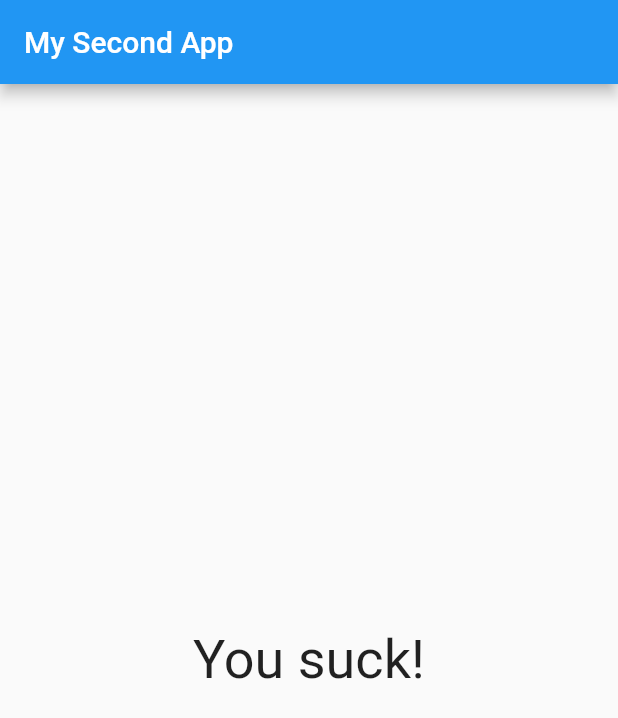
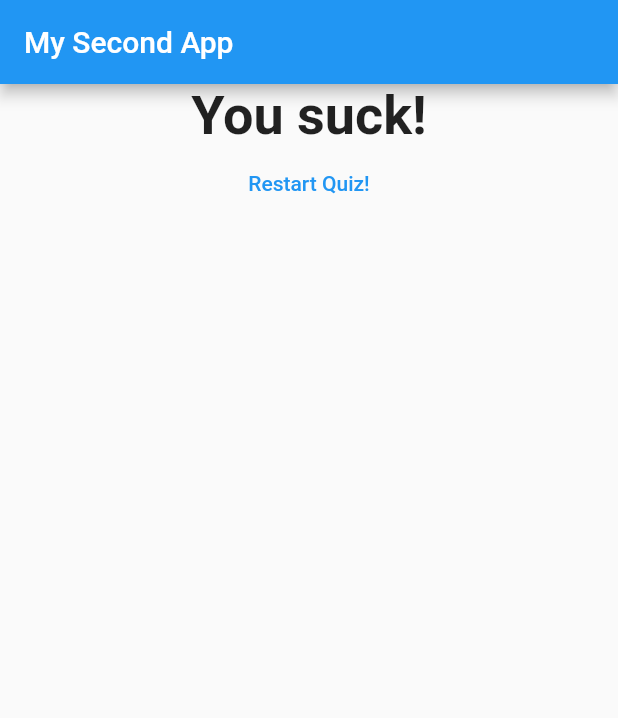
Before and after one commit to sat2493/FlutterApp, a Flutter app: the screen it shows after launch, after a tap on "Black", after a tap on "Giraffe", after a tap on "D Savage", on a phone screen of 412 x 824 dp. Shown: the top 718 px of the screen. Run offline on Flutter 3.47's test engine with Material 2 defaults, Android fonts, the phone set to English and light mode, and no system bars.

Commit message:
Add restart option

```diff
--- a/developments/second_app/lib/main.dart
+++ b/developments/second_app/lib/main.dart
@@ -48,6 +48,13 @@ class _MyAppState extends State<MyApp> {
   var _questionIndex = 0;
   var _totalScore = 0;
 
+  void _resetQuiz() {
+    setState(() {
+      _questionIndex = 0;
+      _totalScore = 0;
+    });
+  }
+
   void _answerQuestion(int score) {
     _totalScore += score;
 
@@ -74,7 +81,7 @@ class _MyAppState extends State<MyApp> {
               questionIndex: _questionIndex,
               questions: _questions
             )
-            : Result(_totalScore),
+            : Result(_totalScore, _resetQuiz),
             ),
       ),
     );
--- a/developments/second_app/lib/result.dart
+++ b/developments/second_app/lib/result.dart
@@ -2,8 +2,9 @@ import 'package:flutter/material.dart';
 
 class Result extends StatelessWidget {
   final int resultScore;
+  final Function resetHandler;
 
-  Result(this.resultScore);
+  Result(this.resultScore, this.resetHandler);
 
   String get resultPhrase {
     var resultText = 'You did it!';
@@ -22,14 +23,22 @@ class Result extends StatelessWidget {
   @override
   Widget build(BuildContext context) {
     return Center(
-      child: Text(
-        resultPhrase,
-        style: TextStyle(
-            fontSize: 36,
-            fontWeight: FontWeight.bold
-        textAlign: TextAlign.center,
-        ),
-      ),
+      child: Column(
+        children: <Widget>[
+          Text(
+              resultPhrase,
+              style: TextStyle(fontSize: 36, fontWeight: FontWeight.bold),
+              textAlign: TextAlign.center,
+          ),
+          FlatButton(
+              child: Text(
+                  'Restart Quiz!'
+              ),
+              textColor: Colors.blue,
+              onPressed: resetHandler,
+          ),
+        ]
+      )
     );
   }
 }
```
